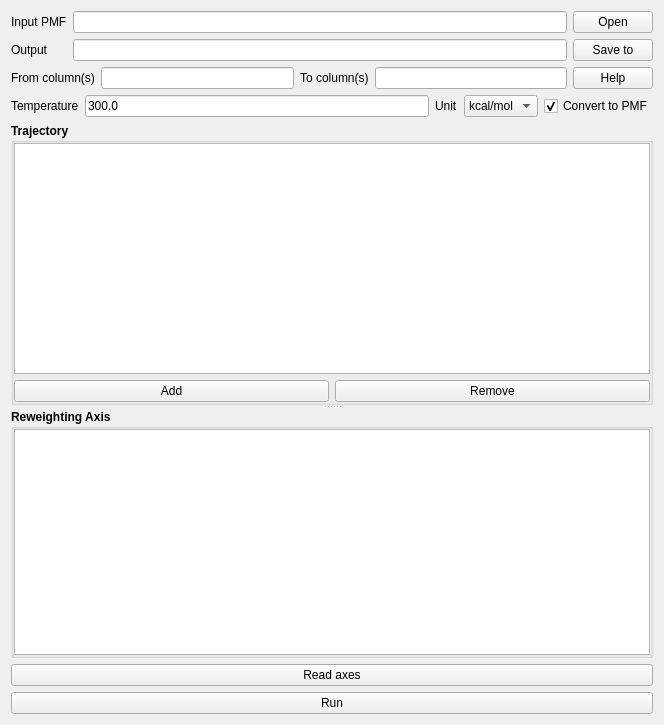
HanatoK/PMFToolBox, file reweightingtab/reweightingtab.ui: the form before one commit.
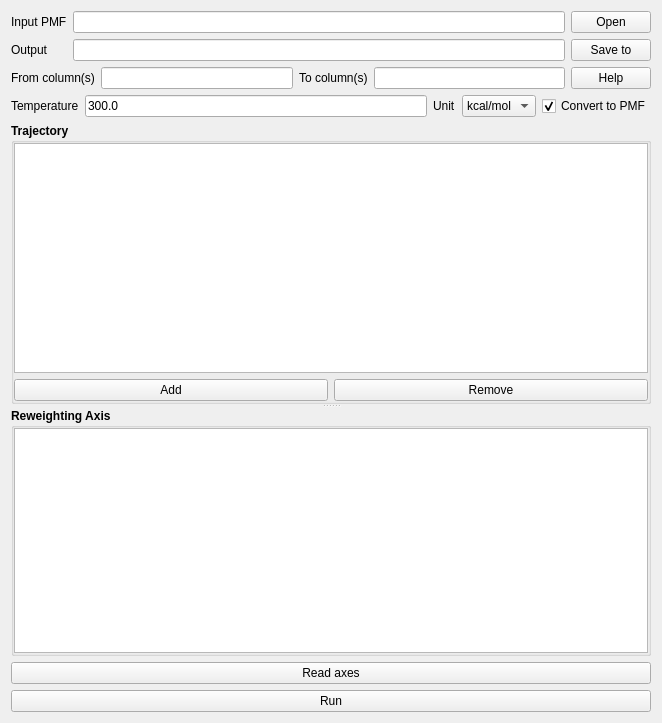
The form after the commit.

Commit message: WIP: auto resize the main window to fit the widgets in the active tab.

```diff
--- a/reweightingtab/reweightingtab.ui
+++ b/reweightingtab/reweightingtab.ui
@@ -6,8 +6,8 @@
    <rect>
     <x>0</x>
     <y>0</y>
-    <width>664</width>
-    <height>725</height>
+    <width>662</width>
+    <height>723</height>
    </rect>
   </property>
   <property name="windowTitle">
@@ -167,6 +167,12 @@
        </property>
        <item row="0" column="0">
         <widget class="QTableView" name="tableViewReweightingAxis">
+         <property name="minimumSize">
+          <size>
+           <width>0</width>
+           <height>100</height>
+          </size>
+         </property>
          <property name="font">
           <font>
            <weight>50</weight>
```
Left out of the diff: 3 changed lines with no effect on the pictures. The commit also changes 7 other files.
